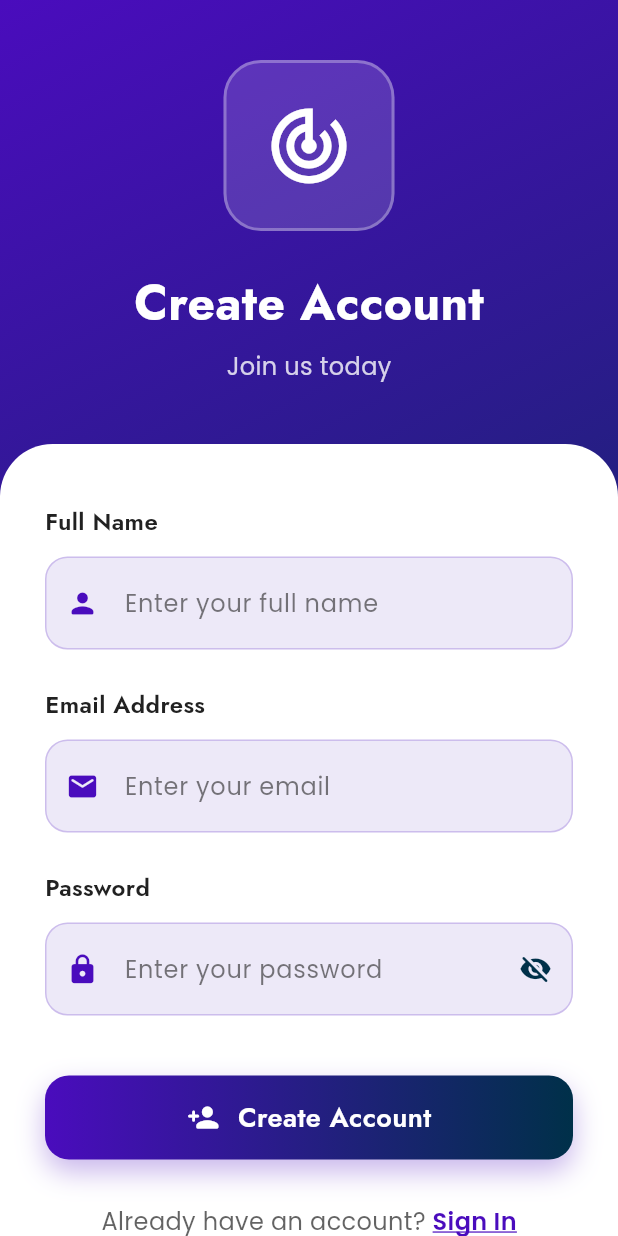
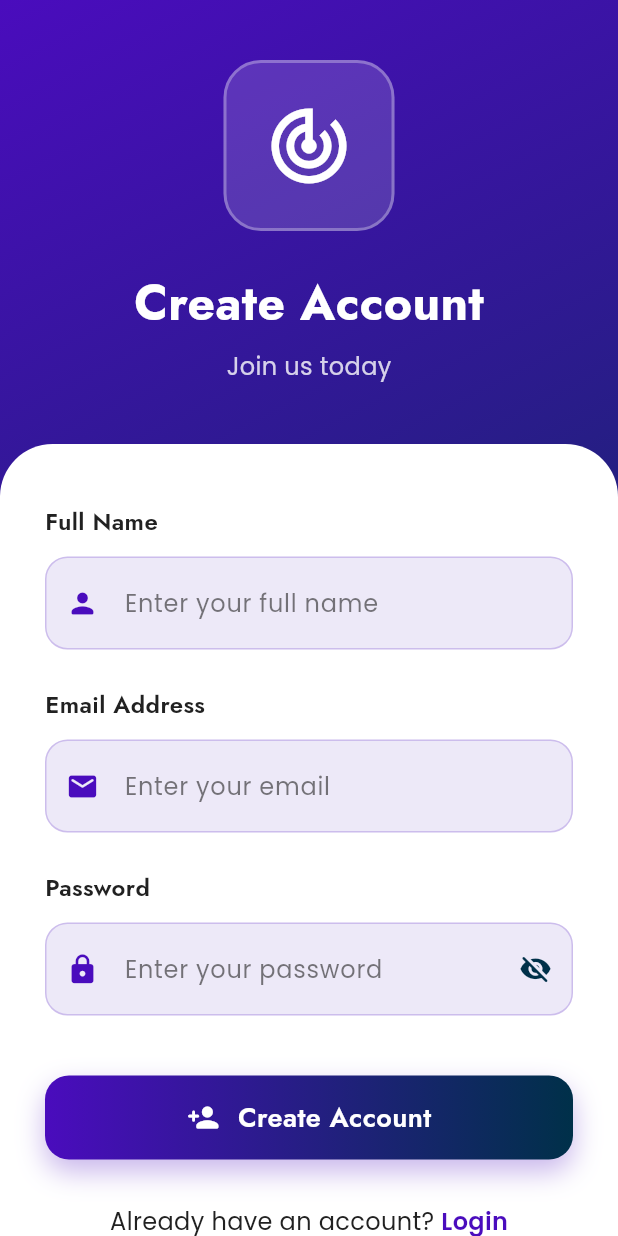
Before and after one commit to Abdishakur85/Alaabqaade, a Flutter app: the screen it shows after launch, after a tap on "Skip", after a tap on "Get Started", after a tap on "Sign Up", on a phone screen of 412 x 824 dp. Run offline on Flutter 3.47's test engine with Material 3 defaults, Android fonts, the phone set to English and light mode, and no system bars; our stand-ins replace cloud_firestore, curved_navigation_bar, firebase_auth, firebase_core, geocoding, geolocator and 6 more; missing offline and left inert: razorpay_flutter; accounts and stored records are empty.

Commit message:
waxaaa fixed gareyey eror heystey dhanka auth markii uusokacayo

```diff
--- a/lib/auth/login_view.dart
+++ b/lib/auth/login_view.dart
@@ -169,6 +169,7 @@ class LogInState extends State<LogIn> {
   Widget build(BuildContext context) {
     return Scaffold(
       body: Container(
+        height: MediaQuery.of(context).size.height,
         decoration: BoxDecoration(
           gradient: LinearGradient(
             colors: [AppColors.primary, AppColors.secondary],
@@ -428,19 +429,15 @@ class LogInState extends State<LogIn> {
 
                         // Sign Up Link
                         Center(
-                          child: Flexible(
                           child: Row(
                             mainAxisAlignment: MainAxisAlignment.center,
                             mainAxisSize: MainAxisSize.min,
                             children: [
-                                Flexible(
-                                  child: Text(
+                              Text(
                                 "Don't have an account? ",
                                 style: AppTextStyles.body.copyWith(
-                                      color: AppColors.onSecondary.withOpacity(0.7),
                                   fontSize: 16,
-                                    ),
-                                    overflow: TextOverflow.ellipsis,
+                                  color: AppColors.onSecondary,
                                 ),
                               ),
                               GestureDetector(
@@ -454,15 +451,14 @@ class LogInState extends State<LogIn> {
                                 },
                                 child: Text(
                                   "Sign Up",
-                                    style: AppTextStyles.button.copyWith(
+                                  style: AppTextStyles.body.copyWith(
+                                    fontSize: 16,
                                     color: AppColors.primary,
-                                      fontSize: 16,
-                                      fontWeight: FontWeight.bold,
+                                    fontWeight: FontWeight.w600,
                                   ),
                                 ),
                               ),
                             ],
-                            ),
                           ),
                         ),
                         SizedBox(height: 40),
--- a/lib/auth/signup_view.dart
+++ b/lib/auth/signup_view.dart
@@ -162,6 +162,7 @@ class SignUpState extends State<SignUp> {
   Widget build(BuildContext context) {
     return Scaffold(
       body: Container(
+        height: MediaQuery.of(context).size.height,
         decoration: BoxDecoration(
           gradient: LinearGradient(
             colors: [AppColors.primary, AppColors.secondary],
@@ -477,19 +478,15 @@ class SignUpState extends State<SignUp> {
 
                         // Login Link
                         Center(
-                          child: Flexible(
                           child: Row(
                             mainAxisAlignment: MainAxisAlignment.center,
                             mainAxisSize: MainAxisSize.min,
                             children: [
-                                Flexible(
-                                  child: Text(
+                              Text(
                                 "Already have an account? ",
                                 style: AppTextStyles.body.copyWith(
-                                      color: AppColors.onSecondary.withOpacity(0.7),
                                   fontSize: 16,
-                                    ),
-                                    overflow: TextOverflow.ellipsis,
+                                  color: AppColors.onSecondary,
                                 ),
                               ),
                               GestureDetector(
@@ -502,18 +499,15 @@ class SignUpState extends State<SignUp> {
                                   );
                                 },
                                 child: Text(
-                                    "Sign In",
+                                  "Login",
                                   style: AppTextStyles.body.copyWith(
+                                    fontSize: 16,
                                     color: AppColors.primary,
-                                      fontSize: 16,
                                     fontWeight: FontWeight.w600,
-                                      decoration: TextDecoration.underline,
-                                      decorationColor: AppColors.primary,
                                   ),
                                 ),
                               ),
                             ],
-                            ),
                           ),
                         ),
                       ],
```
Also changed, not shown: pubspec.lock. Lines whose indentation alone changed are shown as unchanged.
